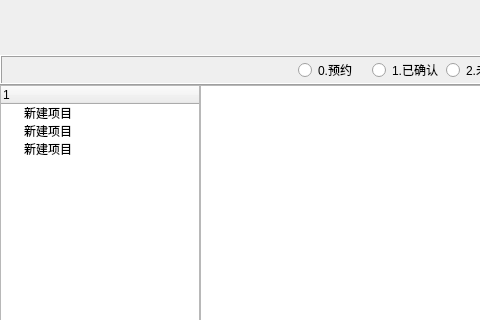
longcp/CarRentalManagement, file ui/tabwidget/rentaldocumentwidget.ui: the form before one commit; both pictures show x 0 to 480 and y 0 to 320 of the 891 by 737 pixel window.
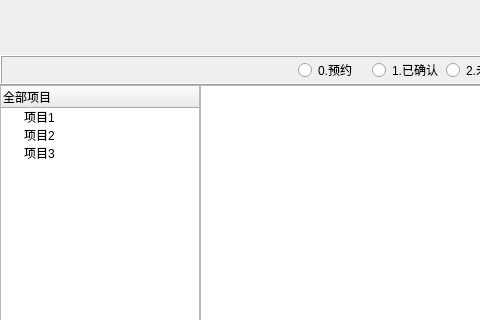
The form after the commit.

What changed in the file:
```diff
--- a/ui/tabwidget/rentaldocumentwidget.ui
+++ b/ui/tabwidget/rentaldocumentwidget.ui
@@ -190,22 +190,22 @@
         </property>
         <column>
          <property name="text">
-          <string>1</string>
+          <string>全部项目</string>
          </property>
         </column>
         <item>
          <property name="text">
-          <string>新建项目</string>
+          <string>项目1</string>
          </property>
         </item>
         <item>
          <property name="text">
-          <string>新建项目</string>
+          <string>项目2</string>
          </property>
         </item>
         <item>
          <property name="text">
-          <string>新建项目</string>
+          <string>项目3</string>
          </property>
         </item>
        </widget>
```
